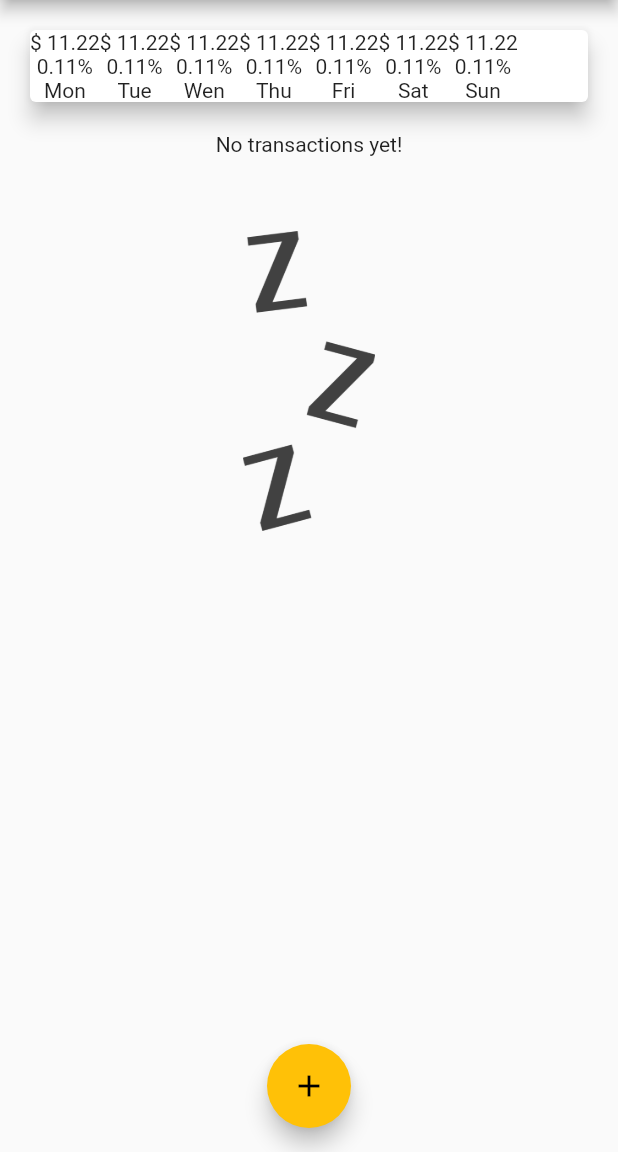
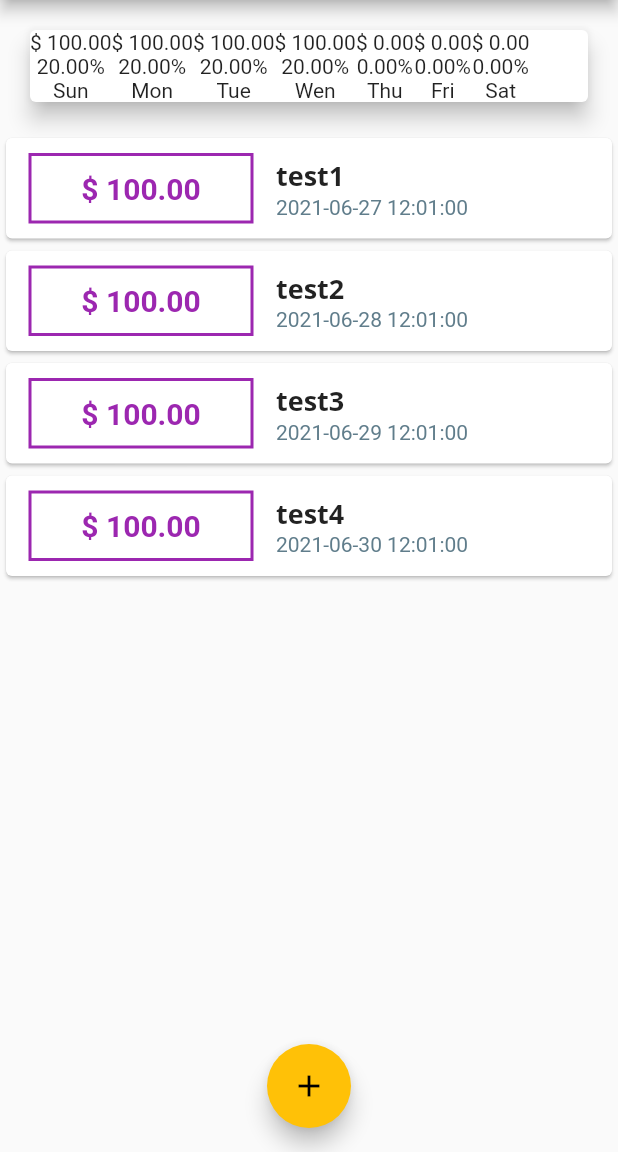
Before and after one commit to jinyongnan810/flutter-expenses-app, a Flutter app: the screen it shows after launch, on a phone screen of 412 x 824 dp, the part 84-1236 px from its top. Run offline on Flutter 3.47's test engine with Material 2 defaults, Android fonts, the phone set to English and light mode, and no system bars.

Commit message:
calculate the chart numbers

```diff
--- a/lib/main.dart
+++ b/lib/main.dart
@@ -52,7 +52,13 @@ class _MyHomePageState extends State<MyHomePage> {
         });
   }
 
-  List<Transaction> transactions = [];
+  List<Transaction> transactions = [
+    Transaction("1", "test1", 100, DateTime.parse("2021-06-27 00:01")),
+    Transaction("2", "test2", 100, DateTime.parse("2021-06-28 00:01")),
+    Transaction("3", "test3", 100, DateTime.parse("2021-06-29 00:01")),
+    Transaction("4", "test4", 100, DateTime.parse("2021-06-30 00:01")),
+    Transaction("5", "test5", 100, DateTime.parse("2021-07-04 00:01")),
+  ];
   void _onSubmit(title, amount) {
     String txId = 'id${this.transactions.length + 1}';
     setState(() {
--- a/lib/widgets/chart.dart
+++ b/lib/widgets/chart.dart
@@ -26,13 +26,30 @@ class Chart extends StatelessWidget {
     "Sun"
   ];
   OneWeekAmount get recentWeekAmount {
-    double total = recentTransactions.fold(
-        0, (previousValue, element) => previousValue + element.amount);
-    if (total == 0) {
-      total = 100;
-    }
-    List<OneDayAmount> daily = List.generate(
-        7, (index) => OneDayAmount(weekDays[index], 11.22, 11.22 / 100));
+    DateTime now = DateTime.now();
+    int todayWeekDay = now.weekday;
+    // get total amount
+    final aWeekAgo = DateTime(now.year, now.month, now.day - 6);
+    double total = recentTransactions
+        .where((t) => t.date.isAfter(aWeekAgo))
+        .fold(0, (previousValue, element) => previousValue + element.amount);
+    // get each day amount
+    List<OneDayAmount> daily = List.generate(7, (index) {
+      // example: today: Tuesday 7/8
+      // then count from Wed 7/2 to Tue 7/8
+      final targetDay = DateTime(now.year, now.month, now.day - 6 + index);
+      final targetNextDay =
+          DateTime(now.year, now.month, now.day - 6 + index + 1);
+      double dayAmount = recentTransactions
+          .where((t) =>
+              t.date.isAfter(targetDay) && t.date.isBefore(targetNextDay))
+          .fold(0, (previousValue, element) => previousValue + element.amount);
+      int customIndex = todayWeekDay + index;
+      if (customIndex > 6) customIndex -= 7;
+      return total == 0
+          ? OneDayAmount(weekDays[customIndex], 0, 0)
+          : OneDayAmount(weekDays[customIndex], dayAmount, dayAmount / total);
+    });
     return OneWeekAmount(total, daily);
   }
 
@@ -48,7 +65,7 @@ class Chart extends StatelessWidget {
             ...recentWeekAmount.daily.map((e) => Column(
                   children: [
                     Text('\$ ${e.amount.toStringAsFixed(2)}'),
-                    Text('${e.percentage.toStringAsFixed(2)}%'),
+                    Text('${(e.percentage * 100).toStringAsFixed(2)}%'),
                     Text(e.day)
                   ],
                 ))
```
